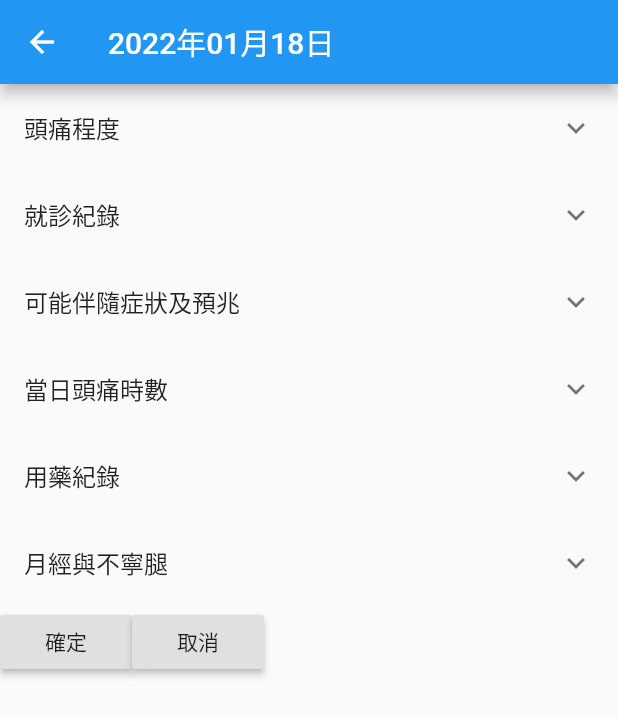
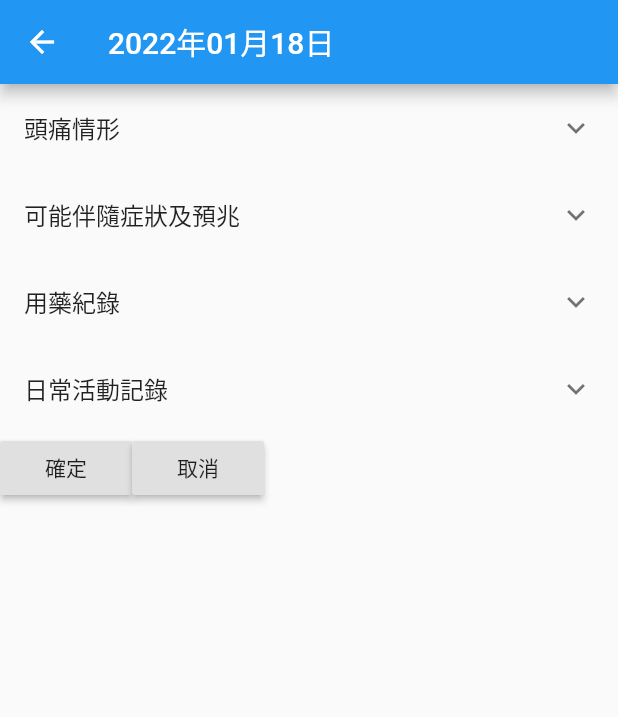
Before and after one commit to fnaith/headache_app, a Flutter app: the DailyRecordEditor screen opened directly with empty values, on a phone screen of 412 x 824 dp. Shown: the top 717 px of the screen. Run offline on Flutter 3.47's test engine with Material 2 defaults, Android fonts, the phone set to English and light mode, and no system bars; our stand-ins replace flutter_calendar_carousel, sqflite; accounts and stored records are empty.

Commit message:
Update PainScaleSelector.dart, DailyRecordEditor.dart, and DailyRecord.dart

```diff
--- a/lib/page/DailyRecordEditor.dart
+++ b/lib/page/DailyRecordEditor.dart
@@ -50,9 +50,9 @@ class _DailyRecordEditorState extends State<DailyRecordEditor> {
         child: Column(
           children: <Widget>[
             ExpansionTile(
-                      title: const Text('頭痛程度'),
+              title: const Text('頭痛情形'),
               children: <Widget>[
-                        Row(
+                Column(
                   children: <Widget>[
                     PainScaleSelector(
                       label: '早上',
@@ -89,22 +89,43 @@ class _DailyRecordEditorState extends State<DailyRecordEditor> {
                           _dailyRecord.sleepingPainScale = newValue;
                         });
                       }
-                              )
+                    ),
+                    Row(
+                      children: <Widget>[
+                        Text('當日頭痛幾小時？'),
+                        DropdownButton<int>(
+                          value: _dailyRecord.headacheHours,
+                          items: List.generate(24, (index) => index, growable: true).map((int value) {
+                            return DropdownMenuItem<int>(
+                              value: value,
+                              child: Text(value.toString().padLeft(2, '0')),
+                            );
+                          }).toList(),
+                          onChanged: (int? newValue) {
+                            setState(() {
+                              _dailyRecord.headacheHours = newValue ?? _dailyRecord.headacheHours;
+                            });
+                          },
+                        ),
+                        Text('小時'),
+                        DropdownButton<int>(
+                          value: _dailyRecord.headacheMinutes,
+                          items: List.generate(13, (index) => index * 5, growable: true).map((int value) {
+                            return DropdownMenuItem<int>(
+                              value: value,
+                              child: Text(value.toString().padLeft(2, '0')),
+                            );
+                          }).toList(),
+                          onChanged: (int? newValue) {
+                            setState(() {
+                              _dailyRecord.headacheMinutes = newValue ?? _dailyRecord.headacheMinutes;
+                            });
+                          },
+                        ),
+                        Text('分')
                       ]
                     )
                   ]
-                  ),
-                  ExpansionTile(
-                      title: const Text('就診紀錄'),
-                      children: <Widget>[
-                        LabeledCheckbox(
-                            label: '今日是否就診？(僅限於神經內科門診)',
-                            value: _dailyRecord.haveSeenADoctor,
-                            onChanged: (bool newValue) {
-                              setState(() {
-                                _dailyRecord.haveSeenADoctor = newValue;
-                              });
-                            }
                 )
               ]
             ),
@@ -131,6 +152,15 @@ class _DailyRecordEditorState extends State<DailyRecordEditor> {
                     }
                   ),
                   LabeledCheckbox(
+                    label: '有頭暈嗎？',
+                    value: _dailyRecord.dizzy,
+                    onChanged: (bool newValue) {
+                      setState(() {
+                        _dailyRecord.dizzy = newValue;
+                      });
+                    }
+                  ),
+                  LabeledCheckbox(
                     label: '對光線敏感嗎？',
                     value: _dailyRecord.sensitiveToLight,
                     onChanged: (bool newValue) {
@@ -149,6 +179,15 @@ class _DailyRecordEditorState extends State<DailyRecordEditor> {
                     }
                   ),
                   LabeledCheckbox(
+                    label: '對氣味敏感嗎？',
+                    value: _dailyRecord.sensitiveToSmell,
+                    onChanged: (bool newValue) {
+                      setState(() {
+                        _dailyRecord.sensitiveToSmell = newValue;
+                      });
+                    }
+                  ),
+                  LabeledCheckbox(
                     label: '頭痛感覺像脈搏般一下一下的跳動嗎？',
                     value: _dailyRecord.headacheLikeBeating,
                     onChanged: (bool newValue) {
@@ -163,6 +202,15 @@ class _DailyRecordEditorState extends State<DailyRecordEditor> {
                     onChanged: (bool newValue) {
                       setState(() {
                         _dailyRecord.headacheStartFromOneSide = newValue;
+                      });
+                    }
+                  ),
+                  LabeledCheckbox(
+                    label: '痛點會亂跑嗎？',
+                    value: _dailyRecord.painPointRunningAround,
+                    onChanged: (bool newValue) {
+                      setState(() {
+                        _dailyRecord.painPointRunningAround = newValue;
                       });
                     }
                   ),
@@ -197,46 +245,6 @@ class _DailyRecordEditorState extends State<DailyRecordEditor> {
                 ]
             ),
             ExpansionTile(
-                      title: const Text('當日頭痛時數'),
-                      children: <Widget>[
-                        ListTile(title: Text('當日頭痛幾小時？')),
-                        Row(
-                            children: <Widget>[
-                              DropdownButton<int>(
-                                value: _dailyRecord.headacheHours,
-                                items: List.generate(24, (index) => index, growable: true).map((int value) {
-                                  return DropdownMenuItem<int>(
-                                    value: value,
-                                    child: Text(value.toString().padLeft(2, '0')),
-                                  );
-                                }).toList(),
-                                onChanged: (int? newValue) {
-                                  setState(() {
-                                    _dailyRecord.headacheHours = newValue ?? _dailyRecord.headacheHours;
-                                  });
-                                },
-                              ),
-                              Text('小時'),
-                              DropdownButton<int>(
-                                value: _dailyRecord.headacheMinutes,
-                                items: List.generate(13, (index) => index * 5, growable: true).map((int value) {
-                                  return DropdownMenuItem<int>(
-                                    value: value,
-                                    child: Text(value.toString().padLeft(2, '0')),
-                                  );
-                                }).toList(),
-                                onChanged: (int? newValue) {
-                                  setState(() {
-                                    _dailyRecord.headacheMinutes = newValue ?? _dailyRecord.headacheMinutes;
-                                  });
-                                },
-                              ),
-                              Text('分')
-                            ]
-                        )
-                      ]
-                  ),
-                  ExpansionTile(
                 title: const Text('用藥紀錄'),
                 children: <Widget>[
                   MedicineUsageEditor(
@@ -250,8 +258,17 @@ class _DailyRecordEditorState extends State<DailyRecordEditor> {
                 ]
             ),
             ExpansionTile(
-                      title: const Text('月經與不寧腿'),
+                title: const Text('日常活動記錄'),
                 children: <Widget>[
+                  PainScaleSelector(
+                    label: '壓力程度',
+                    value: _dailyRecord.dailyStressScale,
+                    onChanged: (int newValue) {
+                      setState(() {
+                        _dailyRecord.dailyStressScale = newValue;
+                      });
+                    }
+                  ),
                   LabeledCheckbox(
                     label: '是否有月經？',
                     value: _dailyRecord.hasMenstruation,
@@ -269,6 +286,46 @@ class _DailyRecordEditorState extends State<DailyRecordEditor> {
                         _dailyRecord.hasRestlessLegSyndrome = newValue;
                       });
                     }
+                  ),
+                  Row(
+                    children: <Widget>[
+                      const Text('舒張壓'),
+                      Flexible(
+                        child: TextFormField(
+                          initialValue: _dailyRecord.diastolicBloodPressure,
+                          keyboardType: const TextInputType.numberWithOptions(),
+                          inputFormatters: [
+                            FilteringTextInputFormatter.allow(RegExp(r'^\d{0,3}')),
+                          ],
+                          onChanged: (text) {
+                            setState(() {
+                              _dailyRecord.diastolicBloodPressure = text;
+                            });
+                          }
+                        )
+                      ),
+                      const Text('mmHg')
+                    ]
+                  ),
+                  Row(
+                    children: <Widget>[
+                      const Text('收縮壓'),
+                      Flexible(
+                        child: TextFormField(
+                          initialValue: _dailyRecord.systolicBloodPressure,
+                          keyboardType: const TextInputType.numberWithOptions(),
+                          inputFormatters: [
+                            FilteringTextInputFormatter.allow(RegExp(r'^\d{0,3}')),
+                          ],
+                          onChanged: (text) {
+                            setState(() {
+                              _dailyRecord.systolicBloodPressure = text;
+                            });
+                          }
+                        )
+                      ),
+                      const Text('mmHg')
+                    ]
                   )
                 ]
             ),
--- a/lib/persistence/dailyRecord/DailyRecord.dart
+++ b/lib/persistence/dailyRecord/DailyRecord.dart
@@ -8,21 +8,29 @@ class DailyRecord {
   int afternoonPainScale = 0;
   int nightPainScale = 0;
   int sleepingPainScale = 0;
-  bool haveSeenADoctor = false;
+  int headacheHours = 0;
+  int headacheMinutes = 0;
+
   bool disgusted = false;
   bool vomited = false;
+  bool dizzy = false;
   bool sensitiveToLight = false;
   bool sensitiveToSound = false;
+  bool sensitiveToSmell = false;
   bool headacheLikeBeating = false;
   bool headacheStartFromOneSide = false;
+  bool painPointRunningAround = false;
   bool physicalActivityAggravateHeadache = false;
   bool eyeFlashes = false;
   bool partialBlindness = false;
-  int headacheHours = 0;
-  int headacheMinutes = 0;
+
   String medicineUsage = "[]";
+
+  int dailyStressScale = 0;
   bool hasMenstruation = false;
   bool hasRestlessLegSyndrome = false;
+  String diastolicBloodPressure = "";
+  String systolicBloodPressure = "";
 
   DailyRecord(this.date);
   DailyRecord.fromMap(Map<String, dynamic> map) {
@@ -31,21 +39,29 @@ class DailyRecord {
     afternoonPainScale = map['afternoonPainScale'];
     nightPainScale = map['nightPainScale'];
     sleepingPainScale = map['sleepingPainScale'];
-    haveSeenADoctor = map['haveSeenADoctor'] != 0;
+    headacheHours = map['headacheHours'];
+    headacheMinutes = map['headacheMinutes'];
+
     disgusted = map['disgusted'] != 0;
     vomited = map['vomited'] != 0;
+    dizzy = map['dizzy'] != 0;
     sensitiveToLight = map['sensitiveToLight'] != 0;
     sensitiveToSound = map['sensitiveToSound'] != 0;
+    sensitiveToSmell = map['sensitiveToSmell'] != 0;
     headacheLikeBeating = map['headacheLikeBeating'] != 0;
     headacheStartFromOneSide = map['headacheStartFromOneSide'] != 0;
+    painPointRunningAround = map['painPointRunningAround'] != 0;
     physicalActivityAggravateHeadache = map['physicalActivityAggravateHeadache'] != 0;
     eyeFlashes = map['eyeFlashes'] != 0;
     partialBlindness = map['partialBlindness'] != 0;
-    headacheHours = map['headacheHours'];
-    headacheMinutes = map['headacheMinutes'];
+
     medicineUsage = map['medicineUsage'];
+
+    dailyStressScale = map['dailyStressScale'];
     hasMenstruation = map['hasMenstruation'] != 0;
     hasRestlessLegSyndrome = map['hasRestlessLegSyndrome'] != 0;
+    diastolicBloodPressure = map['diastolicBloodPressure'];
+    systolicBloodPressure = map['systolicBloodPressure'];
   }
 
   Map<String, dynamic> toMap() {
@@ -55,21 +71,30 @@ class DailyRecord {
       'afternoonPainScale': afternoonPainScale,
       'nightPainScale': nightPainScale,
       'sleepingPainScale': sleepingPainScale,
-      'haveSeenADoctor': haveSeenADoctor ? 1 : 0,
+      'headacheHours': headacheHours,
+      'headacheMinutes': headacheMinutes,
+
+      'dailyStressScale': dailyStressScale,
       'disgusted': disgusted ? 1 : 0,
       'vomited': vomited ? 1 : 0,
+      'dizzy': dizzy ? 1 : 0,
       'sensitiveToLight': sensitiveToLight ? 1 : 0,
       'sensitiveToSound': sensitiveToSound ? 1 : 0,
+      'sensitiveToSmell': sensitiveToSmell ? 1 : 0,
       'headacheLikeBeating': headacheLikeBeating ? 1 : 0,
       'headacheStartFromOneSide': headacheStartFromOneSide ? 1 : 0,
+      'painPointRunningAround': painPointRunningAround ? 1 : 0,
       'physicalActivityAggravateHeadache': physicalActivityAggravateHeadache ? 1 : 0,
       'eyeFlashes': eyeFlashes ? 1 : 0,
       'partialBlindness': partialBlindness ? 1 : 0,
-      'headacheHours': headacheHours,
-      'headacheMinutes': headacheMinutes,
+
       'medicineUsage': medicineUsage,
+
+      'dailyStressScale': dailyStressScale,
       'hasMenstruation': hasMenstruation ? 1 : 0,
-      'hasRestlessLegSyndrome': hasRestlessLegSyndrome ? 1 : 0
+      'hasRestlessLegSyndrome': hasRestlessLegSyndrome ? 1 : 0,
+      'diastolicBloodPressure': diastolicBloodPressure,
+      'systolicBloodPressure': systolicBloodPressure
     };
   }
 }
```
Also changed, not shown: lib/component/PainScaleSelector.dart (+9 -12 lines). Lines whose indentation alone changed are shown as unchanged.
